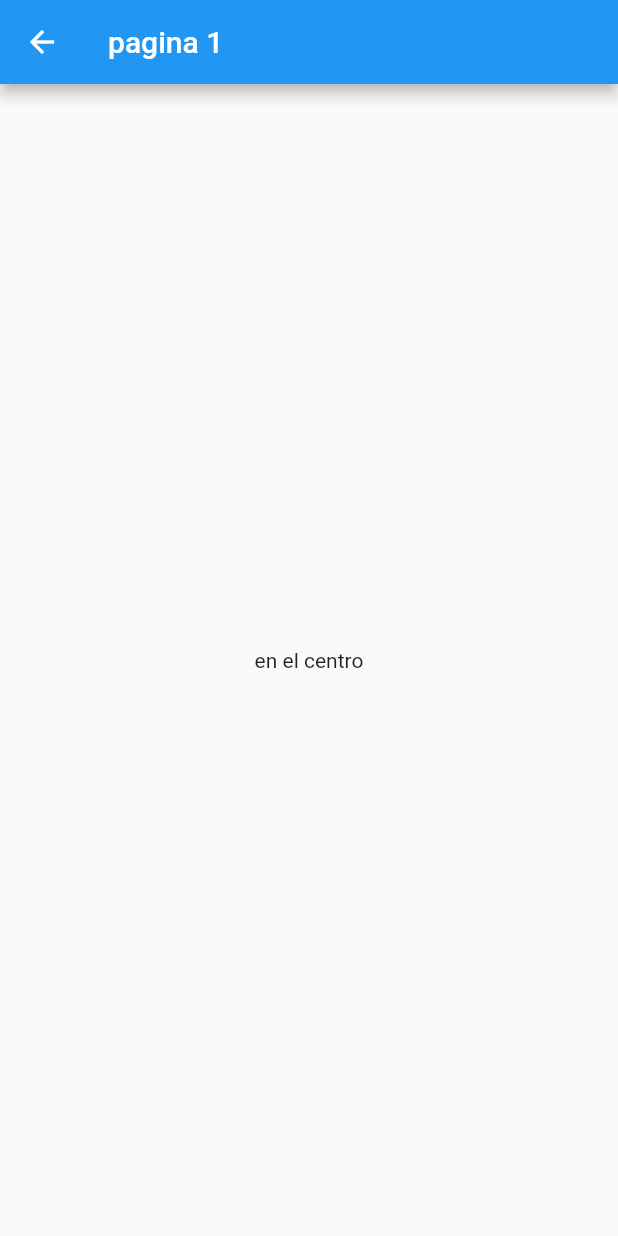
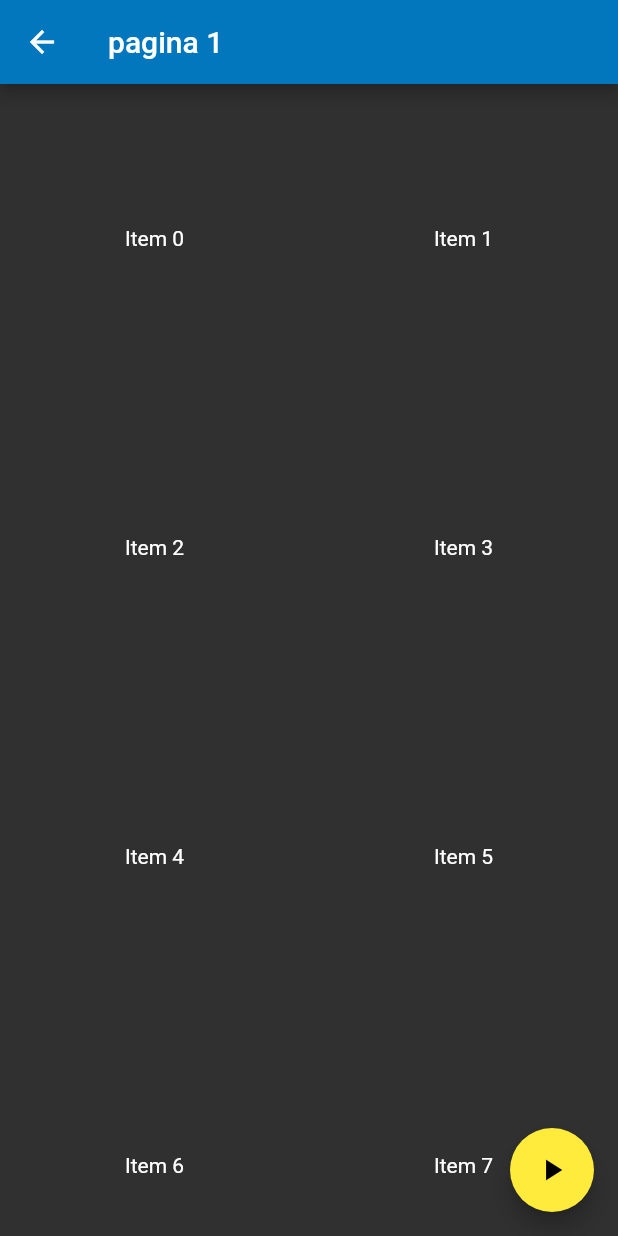
Before and after one commit to DalexisValencia/flutter_cookbook, a Flutter app: the pageOne screen opened directly, on a phone screen of 412 x 824 dp. Run offline on Flutter 3.47's test engine with Material 2 defaults, Android fonts, the phone set to English and light mode, and no system bars; Roboto replaces fonts that are missing (ZhiMangXing).

Commit message:
Uso de fuentes; Diseño basado en la orientación del dispositivo; Widget theme para definir stylos por defecto a lo largo de la app

```diff
--- a/basics_design/lib/pages/page1.dart
+++ b/basics_design/lib/pages/page1.dart
@@ -1,4 +1,5 @@
 import 'package:flutter/material.dart';
+// import 'package:google_fonts/google_fonts.dart';
 
 class pageOne extends StatelessWidget {
   @override
@@ -7,10 +8,29 @@ class pageOne extends StatelessWidget {
       appBar: AppBar(
         title: Text('pagina 1')
       ),
-      body: Container(
-        alignment: Alignment.center,
-        child: Text("en el centro")
+      body: OrientationBuilder(
+        builder: (context, orientation){
+          return GridView.count(
+            crossAxisCount: orientation == Orientation.landscape ? 3 : 2,
+            children: List.generate(100, (index){
+              return Center(
+                child: Text('Item $index'),
+              );
+            })
+          );
+        },
       ),
+      floatingActionButton: Theme(
+        data: ThemeData(
+          accentColor: Colors.yellow,
+        ),
+        child: FloatingActionButton(
+          child: Icon(Icons.play_arrow),
+          onPressed: (){
+            print("hecho!!");
+          },
+        )
+        ),
     );
   }
 }
--- a/basics_design/pubspec.yaml
+++ b/basics_design/pubspec.yaml
@@ -17,6 +17,7 @@ environment:
   sdk: ">=2.1.0 <3.0.0"
 
 dependencies:
+  google_fonts: ^0.3.7
   flutter:
     sdk: flutter
 
@@ -70,3 +71,7 @@ flutter:
   #
   # For details regarding fonts from package dependencies,
   # see https://flutter.dev/custom-fonts/#from-packages
+  fonts:
+    - family: ZhiMangXing
+      fonts:
+        - asset: lib/fonts/ZhiMangXing-Regular.ttf
```
Also changed, not shown: basics_design/lib/main.dart (+10 -0 lines), basics_design/pubspec.lock, 1 other file.
